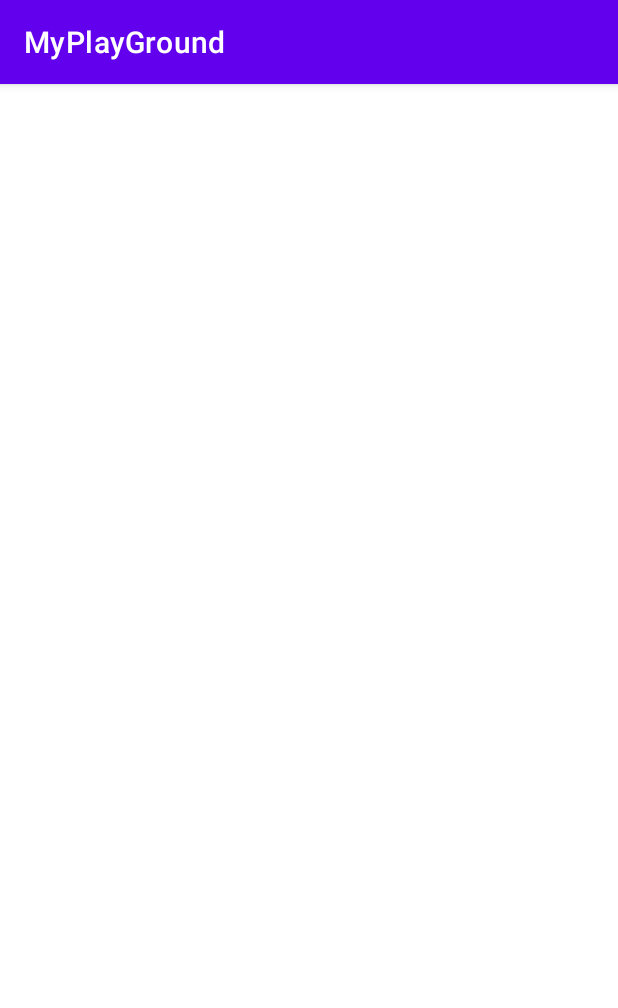
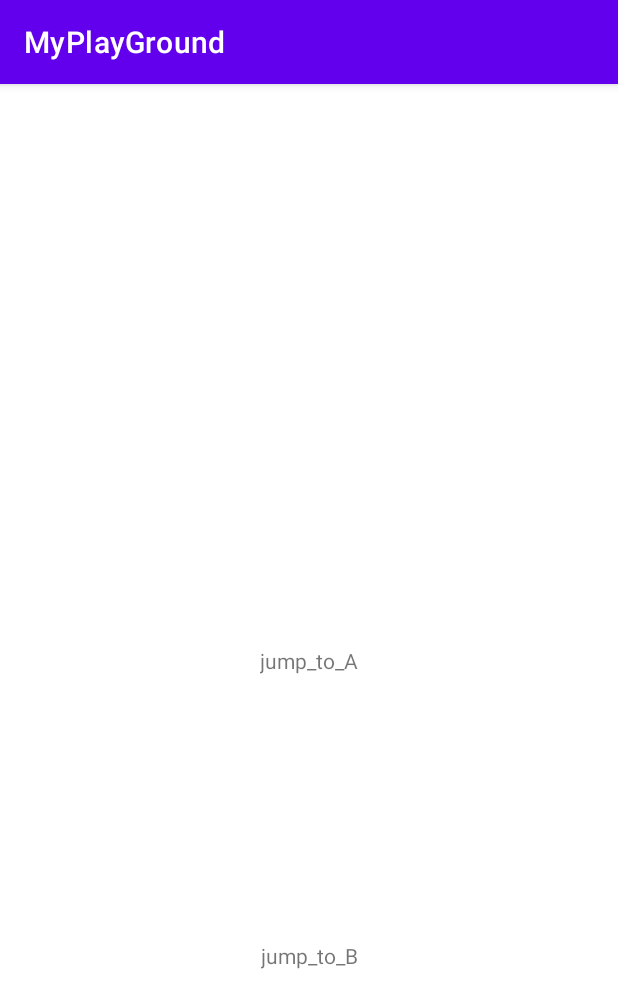
Before and after one commit to jackzhengpinwen/MyPlayGround, an Android app: the screen it shows after launch (DaggerActivity before the commit, KoinActivity after it), on a phone screen of 412 x 824 dp. Shown: the top 1008 px of the screen. Run offline under Robolectric (Android 15) with nearby library versions, the phone set to English and light mode, and no system bars.

Commit message:
zpw
Koin demo!!

```diff
--- a/app/build.gradle
+++ b/app/build.gradle
@@ -47,5 +47,5 @@ dependencies {
     kapt 'com.google.dagger:dagger-compiler:2.41'
 
     //koin
-    implementation "io.insert-koin:koin-android:3.2"
+    implementation "io.insert-koin:koin-android:3.1.5"
 }
--- a/app/src/main/AndroidManifest.xml
+++ b/app/src/main/AndroidManifest.xml
@@ -10,7 +10,7 @@
         android:supportsRtl="true"
         android:theme="@style/Theme.MyPlayGround">
         <activity
-            android:name=".dagger.DaggerActivity"
+            android:name=".koin.KoinActivity"
             android:exported="true">
             <intent-filter>
                 <action android:name="android.intent.action.MAIN" />
@@ -18,6 +18,8 @@
                 <category android:name="android.intent.category.LAUNCHER" />
             </intent-filter>
         </activity>
+        <activity android:name=".koin.KoinActivityA"/>
+        <activity android:name=".koin.KoinActivityB"/>
     </application>
 
 </manifest>
--- a/app/src/main/java/com/zpw/myplayground/dagger/DaggerActivity.kt
+++ b/app/src/main/java/com/zpw/myplayground/dagger/DaggerActivity.kt
@@ -4,7 +4,7 @@ import androidx.appcompat.app.AppCompatActivity
 import android.os.Bundle
 import android.util.Log
 import com.zpw.myplayground.dagger.component.DaggerCreatureComponent
-import com.zpw.myplayground.dagger.data.Creature
+import com.zpw.myplayground.data.Creature
 import com.zpw.myplayground.dagger.module.CreatureModule
 import javax.inject.Inject
 
--- a/app/src/main/java/com/zpw/myplayground/dagger/module/CreatureModule.kt
+++ b/app/src/main/java/com/zpw/myplayground/dagger/module/CreatureModule.kt
@@ -1,8 +1,8 @@
 package com.zpw.myplayground.dagger.module
 
-import com.zpw.myplayground.dagger.data.Cat
-import com.zpw.myplayground.dagger.data.Creature
-import com.zpw.myplayground.dagger.data.Dog
+import com.zpw.myplayground.data.Cat
+import com.zpw.myplayground.data.Creature
+import com.zpw.myplayground.data.Dog
 import dagger.Module
 import dagger.Provides
 
--- a/app/src/main/java/com/zpw/myplayground/dagger/data/Cat.kt
+++ b/app/src/main/java/com/zpw/myplayground/data/Cat.kt
@@ -1,4 +1,4 @@
-package com.zpw.myplayground.dagger.data
+package com.zpw.myplayground.data
 
 import javax.inject.Inject
 
--- a/app/src/main/java/com/zpw/myplayground/dagger/data/Creature.kt
+++ b/app/src/main/java/com/zpw/myplayground/data/Creature.kt
@@ -1,4 +1,4 @@
-package com.zpw.myplayground.dagger.data
+package com.zpw.myplayground.data
 
 interface Creature {
     fun shout(): String
--- a/app/src/main/java/com/zpw/myplayground/dagger/data/Dog.kt
+++ b/app/src/main/java/com/zpw/myplayground/data/Dog.kt
@@ -1,4 +1,4 @@
-package com.zpw.myplayground.dagger.data
+package com.zpw.myplayground.data
 
 import javax.inject.Inject
 
--- /dev/null
+++ b/app/src/main/java/com/zpw/myplayground/koin/KoinActivity.kt
@@ -0,0 +1,41 @@
+package com.zpw.myplayground.koin
+
+import android.content.Intent
+import androidx.appcompat.app.AppCompatActivity
+import android.os.Bundle
+import android.util.Log
+import android.widget.TextView
+import com.zpw.myplayground.R
+import com.zpw.myplayground.data.Creature
+import com.zpw.myplayground.koin.module.CAT
+import com.zpw.myplayground.koin.module.creatureModule
+import org.koin.android.ext.android.get
+import org.koin.core.context.GlobalContext
+import org.koin.core.parameter.parametersOf
+
+class KoinActivity : AppCompatActivity() {
+    private val TAG = KoinActivity::class.java.canonicalName
+
+    private lateinit var creature : Creature
+
+    override fun onCreate(savedInstanceState: Bundle?) {
+        super.onCreate(savedInstanceState)
+        setContentView(R.layout.activity_koin)
+        GlobalContext.startKoin {
+            modules(creatureModule)
+        }
+
+        creature = get {
+            parametersOf(CAT)
+        }
+
+        Log.d(TAG, "onCreate: ${creature.shout()}")
+
+        findViewById<TextView>(R.id.jump_to_A).setOnClickListener {
+            startActivity(Intent(this, KoinActivityA::class.java))
+        }
+        findViewById<TextView>(R.id.jump_to_B).setOnClickListener {
+            startActivity(Intent(this, KoinActivityB::class.java))
+        }
+    }
+}
--- /dev/null
+++ b/app/src/main/java/com/zpw/myplayground/koin/module/CreatureModule.kt
@@ -0,0 +1,25 @@
+package com.zpw.myplayground.koin.module
+
+import com.zpw.myplayground.data.Cat
+import com.zpw.myplayground.data.Creature
+import com.zpw.myplayground.data.Dog
+import org.koin.core.qualifier.named
+import org.koin.dsl.module
+
+const val DOG: Int = 0
+const val CAT: Int = 1
+
+val creatureModule = module {
+    factory { (creatureType: Int) ->
+        when(creatureType) {
+            DOG -> Dog()
+            CAT -> Cat()
+            else -> Dog()
+        }
+    }
+    scope(named("DogSession")) {
+        scoped {
+            Dog()
+        }
+    }
+}
--- /dev/null
+++ b/app/src/main/res/layout/activity_koin.xml
@@ -0,0 +1,29 @@
+<?xml version="1.0" encoding="utf-8"?>
+<androidx.constraintlayout.widget.ConstraintLayout xmlns:android="http://schemas.android.com/apk/res/android"
+    xmlns:app="http://schemas.android.com/apk/res-auto"
+    xmlns:tools="http://schemas.android.com/tools"
+    android:layout_width="match_parent"
+    android:layout_height="match_parent"
+    tools:context=".MainActivity">
+
+    <TextView
+        android:id="@+id/jump_to_A"
+        android:layout_width="wrap_content"
+        android:layout_height="wrap_content"
+        android:text="jump_to_A"
+        app:layout_constraintBottom_toBottomOf="parent"
+        app:layout_constraintLeft_toLeftOf="parent"
+        app:layout_constraintRight_toRightOf="parent"
+        app:layout_constraintTop_toTopOf="parent" />
+
+    <TextView
+        android:id="@+id/jump_to_B"
+        android:layout_width="wrap_content"
+        android:layout_height="wrap_content"
+        android:text="jump_to_B"
+        app:layout_constraintBottom_toBottomOf="parent"
+        app:layout_constraintLeft_toLeftOf="parent"
+        app:layout_constraintRight_toRightOf="parent"
+        app:layout_constraintTop_toBottomOf="@id/jump_to_A" />
+
+</androidx.constraintlayout.widget.ConstraintLayout>
```
Also changed, not shown: app/src/main/java/com/zpw/myplayground/App.kt (added, +12 -0 lines), app/src/main/java/com/zpw/myplayground/koin/KoinActivityA.kt (added, +29 -0 lines), app/src/main/java/com/zpw/myplayground/koin/KoinActivityB.kt (added, +29 -0 lines).
